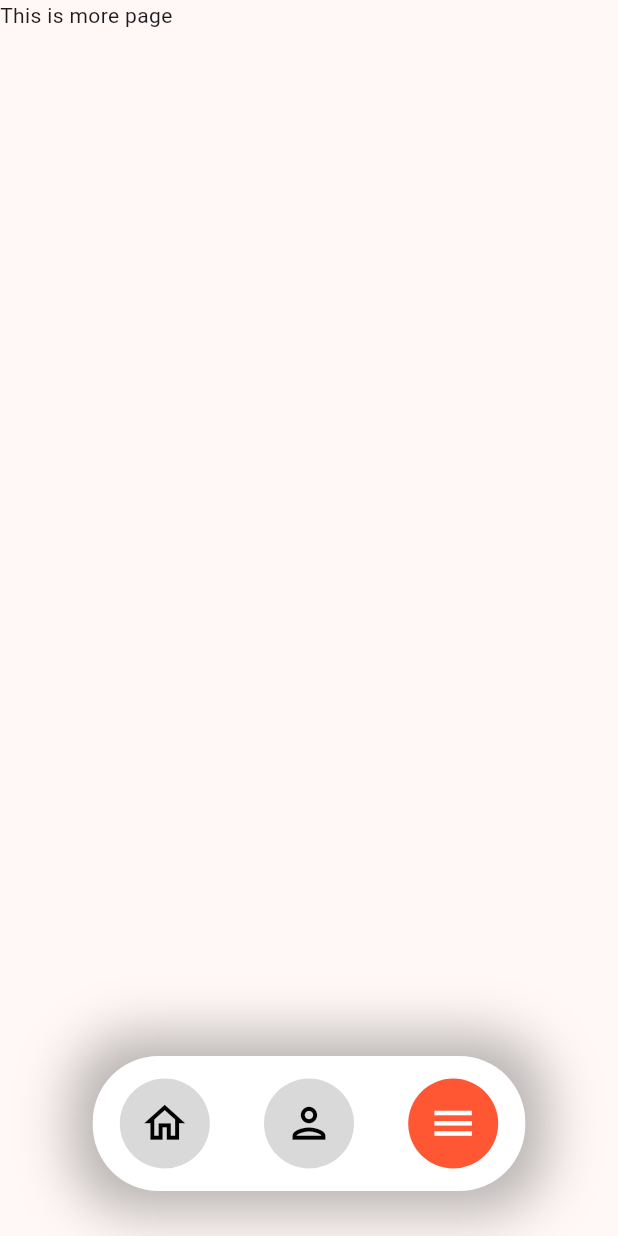
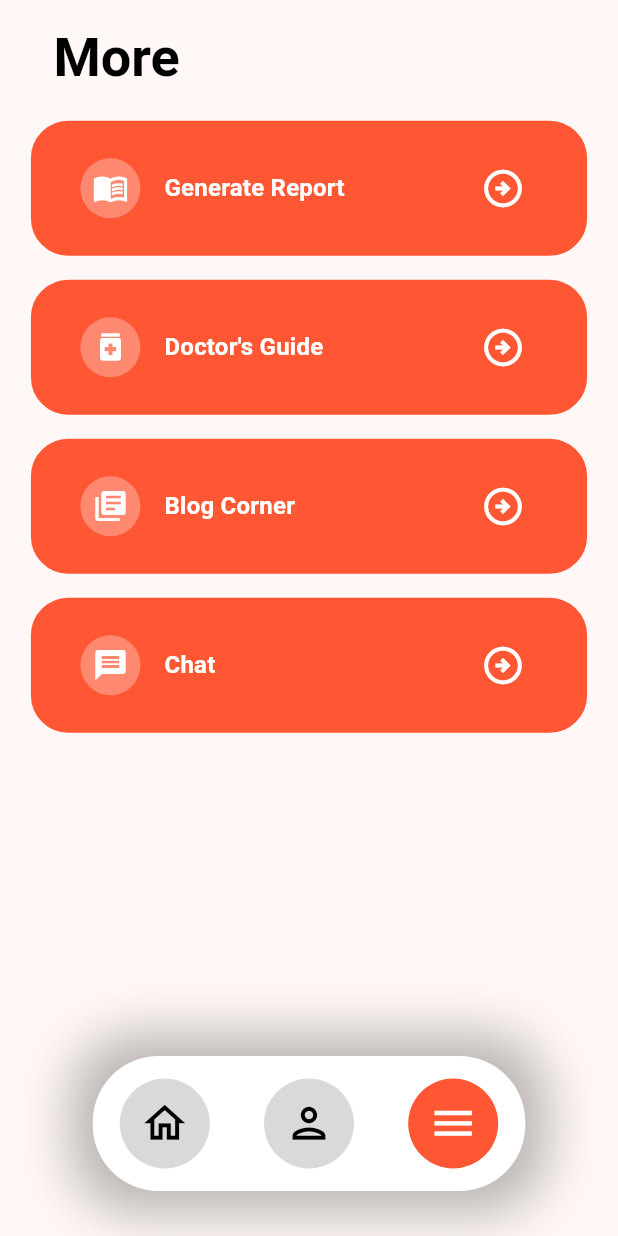
Before and after one commit to Sickle-Care/sickle_care_mobile_app, a Flutter app: the screen it shows after launch, item 3 of the bottom bar chosen, on a phone screen of 412 x 824 dp. Run offline on Flutter 3.47's test engine with Material 3 defaults, Android fonts, the phone set to English and light mode, and no system bars; our stand-ins replace date_picker_timeline, easy_date_timeline, email_validator, google_fonts, hexcolor, mask_text_input_formatter and 2 more.

Commit message:
view implemented

```diff
--- a/lib/screens/more_screen.dart
+++ b/lib/screens/more_screen.dart
@@ -1,12 +1,96 @@
 import 'package:flutter/material.dart';
+import 'package:hexcolor/hexcolor.dart';
 
 class MoreScreen extends StatelessWidget {
   const MoreScreen({super.key});
 
   @override
   Widget build(BuildContext context) {
-    return const Scaffold(
-      body: Text('This is more page'),
+    final height = MediaQuery.of(context).size.height;
+    final width = MediaQuery.of(context).size.width;
+    return SafeArea(
+      child: Scaffold(
+        body: Padding(
+          padding: EdgeInsets.symmetric(
+              horizontal: width * 0.05, vertical: height * 0.02),
+          child: Column(
+            crossAxisAlignment: CrossAxisAlignment.start,
+            children: [
+              Padding(
+                padding: EdgeInsets.only(left: 15),
+                child: Text(
+                  'More',
+                  style: Theme.of(context).textTheme.displaySmall!.copyWith(
+                        fontWeight: FontWeight.bold,
+                        color: Colors.black,
+                      ),
+                ),
+              ),
+              SizedBox(
+                height: 20,
+              ),
+              ItemCard(title: 'Generate Report', icon: Icons.menu_book),
+              ItemCard(title: "Doctor's Guide", icon: Icons.medication),
+              ItemCard(title: "Blog Corner", icon: Icons.my_library_books),
+              ItemCard(title: "Chat", icon: Icons.message),
+            ],
+          ),
+        ),
+      ),
     );
   }
 }
+
+class ItemCard extends StatelessWidget {
+  const ItemCard({
+    super.key,
+    required this.title,
+    required this.icon,
+  });
+
+  final String title;
+  final IconData icon;
+
+  @override
+  Widget build(BuildContext context) {
+    return Container(
+      height: 90,
+      padding: EdgeInsets.all(15),
+      decoration: BoxDecoration(
+        color: Theme.of(context).colorScheme.primary,
+        borderRadius: BorderRadius.circular(25),
+        border: Border.all(
+          color: Theme.of(context).colorScheme.primary,
+          width: 2,
+        ),
+      ),
+      margin: EdgeInsets.only(bottom: 16.0),
+      child: ListTile(
+        leading: Container(
+          width: 40,
+          height: 40,
+          decoration: BoxDecoration(
+            borderRadius: BorderRadius.circular(100),
+            color: Colors.white.withValues(alpha: 0.3),
+          ),
+          child: Icon(
+            icon,
+            color: Colors.white,
+          ),
+        ),
+        title: Text(
+          title,
+          style: Theme.of(context)
+              .textTheme
+              .titleMedium!
+              .copyWith(fontWeight: FontWeight.bold, color: Colors.white),
+        ),
+        trailing: Icon(
+          Icons.arrow_circle_right_outlined,
+          color: Colors.white,
+          size: 30,
+        ),
+      ),
+    );
+  }
+}
```
